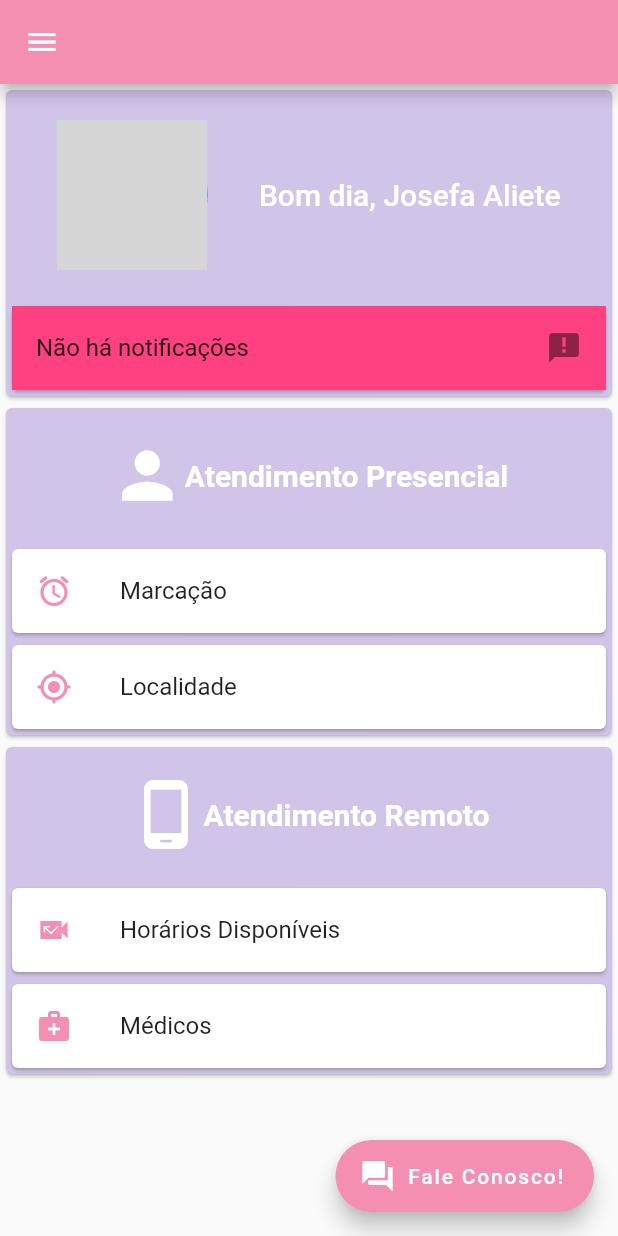
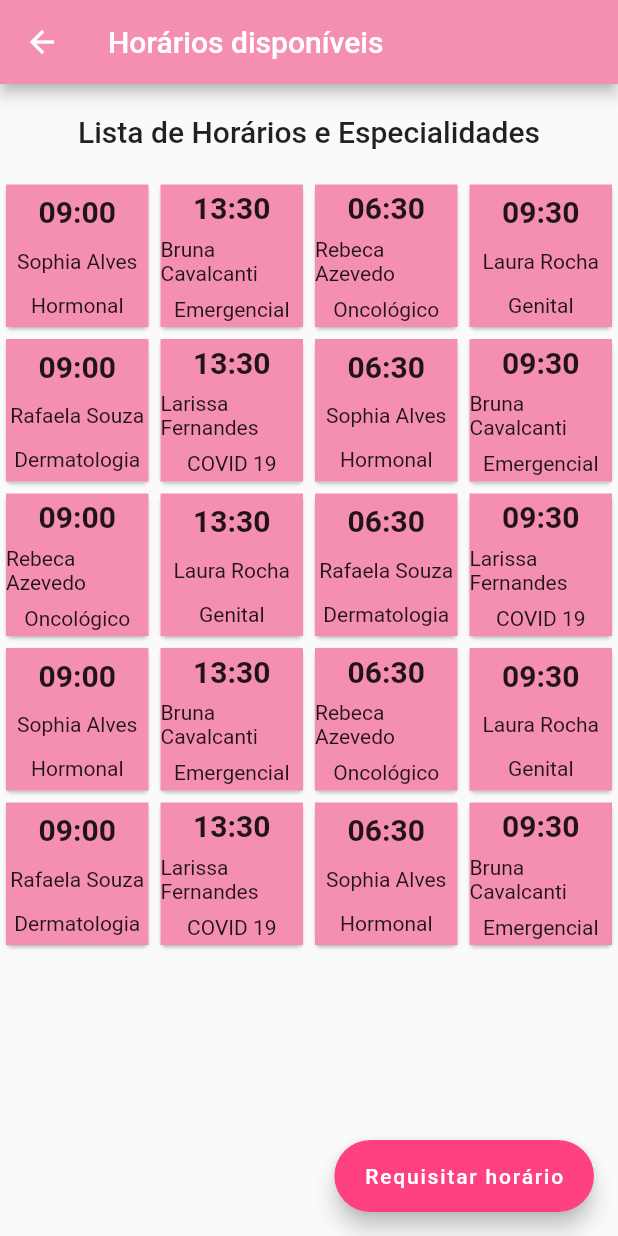
Before and after one commit to ibiaalice/MedElas, a Flutter app: the screen it shows after launch, after a tap on "Horários Disponíveis", on a phone screen of 412 x 824 dp. Run offline on Flutter 3.47's test engine with Material 2 defaults, Android fonts, the phone set to English and light mode, and no system bars; our stand-ins replace flutter_map, latlong; missing offline and left inert: calendar_calendar; network calls fail; grey boxes are pictures that could not be loaded.

Commit message:
feat: add avaliable time in app

```diff
--- /dev/null
+++ b/med_elas/lib/app/avaliable_time/avaliable_time_page.dart
@@ -0,0 +1,71 @@
+import 'package:flutter/material.dart';
+import 'package:med_elas/app/widgets/constants.dart';
+
+class AvaliableTimePage extends StatelessWidget {
+  const AvaliableTimePage() : super();
+
+  @override
+  Widget build(BuildContext context) {
+    return Scaffold(
+      appBar: AppBar(
+        backgroundColor: PRIMARY_COLLOR,
+        title: Text("Horários disponíveis"),
+      ),
+      floatingActionButton: FloatingActionButton.extended(
+          backgroundColor: SECOND_COLLOR,
+          onPressed: () => print("tap it"),
+          label: Text("Requisitar horário")),
+      body: Container(
+        child: Column(
+          children: [
+            Padding(
+              padding: EdgeInsets.all(20),
+              child: Text(
+                "Lista de Horários e Especialidades",
+                style: TextStyle(fontSize: 20, fontWeight: FontWeight.w500),
+              ),
+            ),
+            Expanded(
+                child: GridView.count(
+                    crossAxisCount: 4,
+                    children:
+                        List.generate(20, (index) => AvaliableTimeGridTile())))
+          ],
+        ),
+      ),
+    );
+  }
+}
+
+class AvaliableTimeGridTile extends StatelessWidget {
+  const AvaliableTimeGridTile() : super();
+
+  @override
+  Widget build(BuildContext context) {
+    MOCK_DOCTORS_NAME.shuffle();
+    MOCK_SPECIALITIES.shuffle();
+    MOCK_SCHREDULES.shuffle();
+
+    final doctorName = MOCK_DOCTORS_NAME[0];
+    final specialite = MOCK_SPECIALITIES[0];
+    final schredule = MOCK_SCHREDULES[0];
+
+    return Card(
+      child: Container(
+          color: PRIMARY_COLLOR,
+          height: 40,
+          width: 40,
+          child: Column(
+            mainAxisAlignment: MainAxisAlignment.spaceAround,
+            children: [
+              Text(
+                schredule,
+                style: TextStyle(fontSize: 20, fontWeight: FontWeight.w700),
+              ),
+              Text(doctorName),
+              Text(specialite)
+            ],
+          )),
+    );
+  }
+}
--- a/med_elas/lib/app/home/widgets/remote_card.dart
+++ b/med_elas/lib/app/home/widgets/remote_card.dart
@@ -1,4 +1,5 @@
 import 'package:flutter/material.dart';
+import 'package:med_elas/app/avaliable_time/avaliable_time_page.dart';
 import 'package:med_elas/app/home/widgets/card_title.dart';
 import 'package:med_elas/app/home/widgets/option_card_button.dart';
 import 'package:med_elas/app/widgets/constants.dart';
@@ -21,7 +22,10 @@ class RemoteCard extends StatelessWidget {
             OptionCardButton(
               title: "Horários Disponíveis",
               icon: Icons.missed_video_call_sharp,
-              onTap: () => print("sjhsjhjsh"),
+              onTap: () => Navigator.push(
+                  context,
+                  MaterialPageRoute(
+                      builder: (BuildContext context) => AvaliableTimePage())),
             ),
             OptionCardButton(
               title: "Médicos",
--- a/med_elas/lib/app/widgets/constants.dart
+++ b/med_elas/lib/app/widgets/constants.dart
@@ -9,3 +9,40 @@ const MOCK_NAME = "Josefa Aliete";
 const MOCK_AVATAR =
     "https://baoba.org.br/wp-content/uploads/2021/01/40513111943_9d510475fb_b.jpg";
 const MOCK_MAP = "https://i.imgur.com/ZwYkYsp.png";
+
+final MOCK_SPECIALITIES = [
+  "COVID 19",
+  "Oncológico",
+  "Dermatologia",
+  "Emergencial",
+  "Hormonal",
+  "Geriatrico",
+  "Genital",
+];
+
+final MOCK_DOCTORS_NAME = [
+  "Larissa Fernandes",
+  "Rebeca Azevedo",
+  "Rafaela Souza",
+  "Bruna Cavalcanti",
+  "Sophia Alves",
+  "Luana Barros",
+  "Laura Rocha"
+];
+
+final MOCK_SCHREDULES = [
+  "09:30",
+  "09:00",
+  "04:30",
+  "11:30",
+  "06:30",
+  "19:00",
+  "09:00",
+  "08:30",
+  "08:00",
+  "02:30",
+  "11:30",
+  "12:30",
+  "13:30",
+  "11:30",
+];
```
